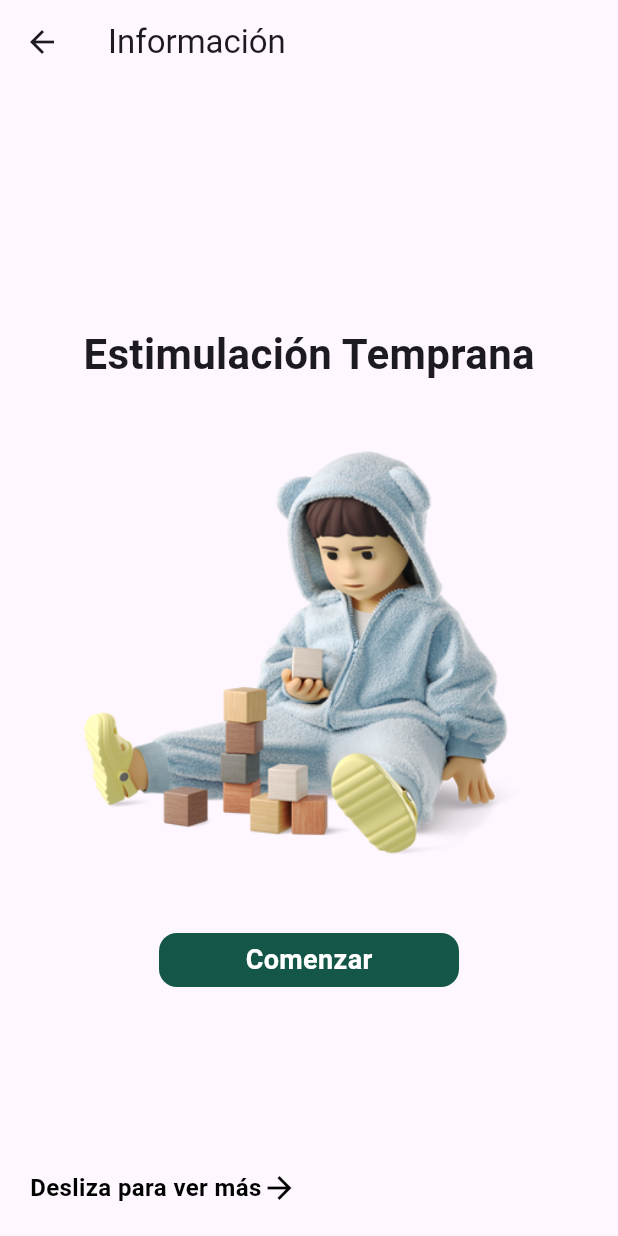
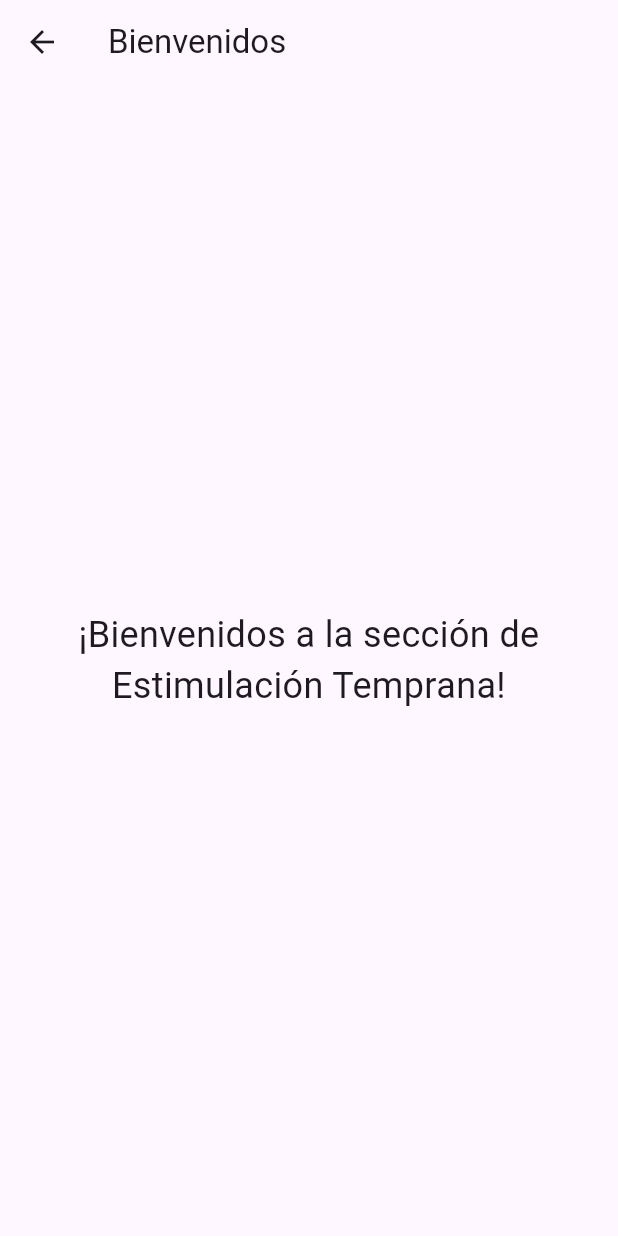
Before and after one commit to LuisDiegoGR/appdevfinal, a Flutter app: the Informacion1 screen opened directly, after a tap on "Comenzar", on a phone screen of 412 x 824 dp. Run offline on Flutter 3.47's test engine with Material 3 defaults, Android fonts, the light colour scheme and no system bars; our stand-ins replace firebase_auth, firebase_core; accounts and stored records are empty.

Commit message:
new pages

```diff
--- a/lib/informacion1.dart
+++ b/lib/informacion1.dart
@@ -1,3 +1,7 @@
+import 'package:appdevfinal/page_alteraciones.dart';
+import 'package:appdevfinal/page_embarazo.dart';
+import 'package:appdevfinal/page_estimulacion.dart';
+import 'package:appdevfinal/page_foro.dart';
 import 'package:flutter/material.dart';
 
 class Informacion1 extends StatefulWidget {
@@ -21,6 +25,13 @@ class _Informacion1State extends State<Informacion1> {
     'Embarazo de Alto Riesgo',
     'Alteraciones en el Desarrollo',
     'Foro de Discusión',
+  ];
+
+  final List<Widget> _pages = [
+    PageEstimulacion(),
+    PageEmbarazo(),
+    PageAlteraciones(),
+    PageForo(),
   ];
 
   double _currentPage = 0.0;
@@ -86,7 +97,11 @@ class _Informacion1State extends State<Informacion1> {
                           fillColor: Color(0xFF145647),
                           elevation: 0.0,
                           onPressed: () {
-                            // Acción del botón
+                            // Navegar a la página correspondiente
+                            Navigator.push(
+                              context,
+                              MaterialPageRoute(builder: (context) => _pages[index]),
+                            );
                           },
                           shape: RoundedRectangleBorder(
                             borderRadius: BorderRadius.circular(12.0),
--- /dev/null
+++ b/lib/page_estimulacion.dart
@@ -0,0 +1,19 @@
+import 'package:flutter/material.dart';
+
+class PageEstimulacion extends StatelessWidget {
+  @override
+  Widget build(BuildContext context) {
+    return Scaffold(
+      appBar: AppBar(
+        title: Text('Bienvenidos'),
+      ),
+      body: Center(
+        child: Text(
+          '¡Bienvenidos a la sección de Estimulación Temprana!',
+          style: TextStyle(fontSize: 24),
+          textAlign: TextAlign.center,
+        ),
+      ),
+    );
+  }
+}
```
Also changed, not shown: lib/page_alteraciones.dart (added, +19 -0 lines), lib/page_embarazo.dart (added, +19 -0 lines), lib/page_foro.dart (added, +19 -0 lines).
